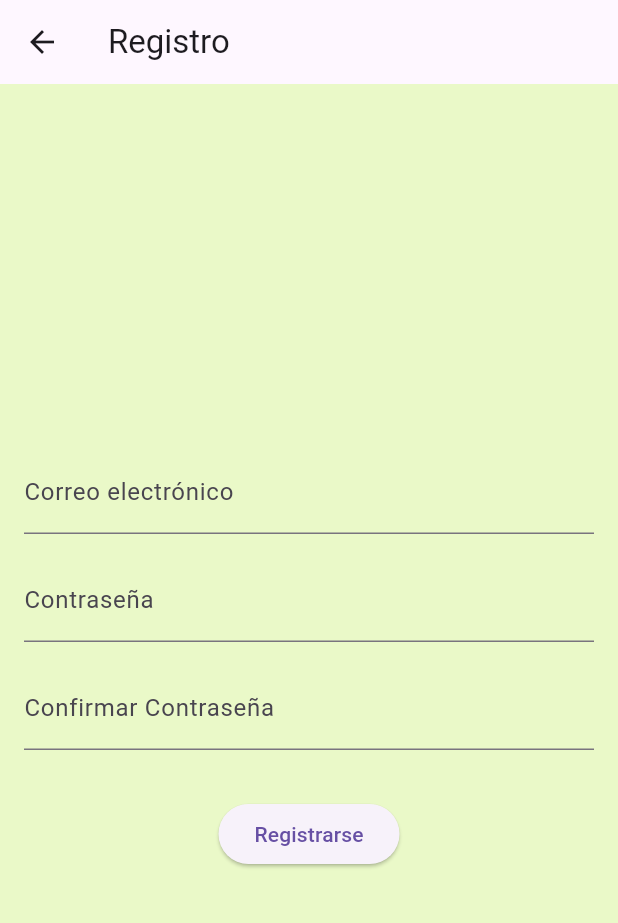
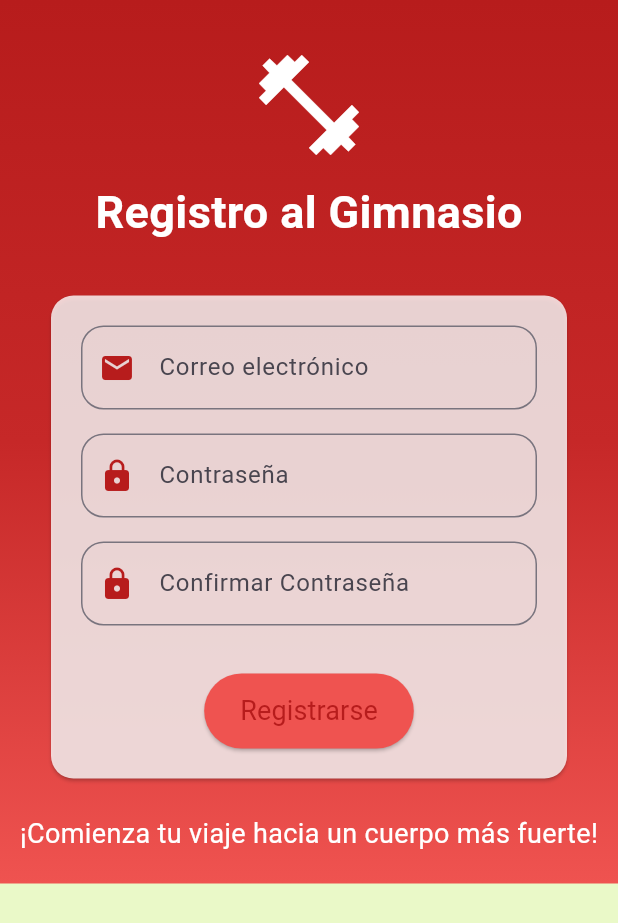
Before and after one commit to ripleyos/ProyectoGimnasio, a Flutter app: the RegistroPage screen opened by its route, on a phone screen of 412 x 824 dp. Shown: the top 923 px of the screen. Run offline on Flutter 3.47's test engine with Material 3 defaults, Android fonts, the phone set to English and light mode, and no system bars; our stand-ins replace flutter_secure_storage; accounts and stored records are empty; statements that could not run were skipped.

Commit message:
registro Estructurado

```diff
--- a/trabajologinflutter/lib/Pages/registro_page.dart
+++ b/trabajologinflutter/lib/Pages/registro_page.dart
@@ -1,7 +1,4 @@
-import 'dart:convert';
 import 'package:flutter/material.dart';
-import 'package:http/http.dart' as http;
-import 'package:firebase_auth/firebase_auth.dart';
 import 'package:trabajologinflutter/services/auth_service.dart';
 
 class RegistroPage extends StatefulWidget {
@@ -15,20 +12,35 @@ class _RegistroPageState extends State<RegistroPage> {
   final _confirmPasswordController = TextEditingController();
   final _authService = AuthService();
 
+  bool _isLoading = false;
+
   Future<void> _register() async {
+    setState(() {
+      _isLoading = true;
+    });
+
     String? errorMessage = await _authService.signup(
       _emailController.text,
       _passwordController.text,
     );
 
+    setState(() {
+      _isLoading = false;
+    });
+
     if (errorMessage == null) {
-      print('Usuario registrado con éxito');
+      // Navegar a la página de éxito o realizar otra acción
     } else {
+      _mostrarErrorDialog(errorMessage);
+    }
+  }
+
+  void _mostrarErrorDialog(String errorMessage) {
     showDialog(
       context: context,
       builder: (BuildContext context) {
         return AlertDialog(
-            title: Text('Error de registro'),
+          title: Text('Error en el registro'),
           content: Text(errorMessage),
           actions: <Widget>[
             TextButton(
@@ -42,44 +54,158 @@ class _RegistroPageState extends State<RegistroPage> {
       },
     );
   }
-  }
 
   @override
   Widget build(BuildContext context) {
     return Scaffold(
-      appBar: AppBar(
-        title: Text('Registro'),
+      extendBodyBehindAppBar: true, // Para evitar el hueco amarillo
+      body: SafeArea(
+        child: Container(
+          decoration: BoxDecoration(
+            gradient: LinearGradient(
+              begin: Alignment.topCenter,
+              end: Alignment.bottomCenter,
+              colors: [
+                Color(0xFFB71C1C), // Rojo oscuro
+                Color(0xFFC62828), // Rojo medio
+                Color(0xFFEF5350), // Rojo claro
+              ],
             ),
-      body: Padding(
-        padding: const EdgeInsets.all(16.0),
+          ),
+          child: SingleChildScrollView(
             child: Column(
-          mainAxisAlignment: MainAxisAlignment.center,
+              crossAxisAlignment: CrossAxisAlignment.center,
               children: [
-            TextFormField(
+                _buildHeader(),
+                _buildForm(),
+                _buildFooter(),
+              ],
+            ),
+          ),
+        ),
+      ),
+    );
+  }
+
+  Widget _buildHeader() {
+    return Padding(
+      padding: const EdgeInsets.symmetric(vertical: 30),
+      child: Column(
+        children: [
+          Icon(
+            Icons.fitness_center, // Icono de gimnasio
+            color: Colors.white,
+            size: 80,
+          ),
+          SizedBox(height: 10),
+          Text(
+            'Registro al Gimnasio',
+            style: TextStyle(
+              color: Colors.white,
+              fontSize: 30,
+              fontWeight: FontWeight.bold,
+            ),
+          ),
+        ],
+      ),
+    );
+  }
+
+  Widget _buildForm() {
+    return Padding(
+      padding: const EdgeInsets.symmetric(horizontal: 30),
+      child: Card(
+        shape: RoundedRectangleBorder(
+          borderRadius: BorderRadius.circular(15),
+        ),
+        color: Colors.white.withOpacity(0.8),
+        child: Padding(
+          padding: const EdgeInsets.all(20),
+          child: Column(
+            children: [
+              _buildInputField(
                 controller: _emailController,
-              decoration: InputDecoration(labelText: 'Correo electrónico'),
-              keyboardType: TextInputType.emailAddress,
+                labelText: 'Correo electrónico',
+                icon: Icons.email,
               ),
               SizedBox(height: 16),
-            TextFormField(
+              _buildInputField(
                 controller: _passwordController,
-              decoration: InputDecoration(labelText: 'Contraseña'),
-              obscureText: true,
+                labelText: 'Contraseña',
+                icon: Icons.lock,
+                isPassword: true,
               ),
               SizedBox(height: 16),
-            TextFormField(
+              _buildInputField(
                 controller: _confirmPasswordController,
-              decoration: InputDecoration(labelText: 'Confirmar Contraseña'),
-              obscureText: true,
+                labelText: 'Confirmar Contraseña',
+                icon: Icons.lock,
+                isPassword: true,
               ),
               SizedBox(height: 32),
-            ElevatedButton(
+              _isLoading
+                  ? CircularProgressIndicator(
+                valueColor: AlwaysStoppedAnimation<Color>(Color(0xFFC62828)), // Rojo medio
+              )
+                  : ElevatedButton(
                 onPressed: _register,
-              child: Text('Registrarse'),
+                child: Padding(
+                  padding: EdgeInsets.symmetric(vertical: 12),
+                  child: Text(
+                    'Registrarse',
+                    style: TextStyle(
+                      fontSize: 18,
+                      fontWeight: FontWeight.normal ,
+                      color: Color(0xFFB71C1C), // Rojo oscuro
+                    ),
+                  ),
+                ),
+                style: ElevatedButton.styleFrom(
+                  primary: Color(0xFFEF5350), // Rojo claro
+                  onPrimary: Color(0xFFB71C1C), // Rojo oscuro
+                  shape: RoundedRectangleBorder(
+                    borderRadius: BorderRadius.circular(30),
+                  ),
+                ),
               ),
             ],
           ),
         ),
+      ),
+    );
+  }
+
+  Widget _buildFooter() {
+    return Padding(
+      padding: const EdgeInsets.symmetric(vertical: 20),
+      child: Text(
+        '¡Comienza tu viaje hacia un cuerpo más fuerte!',
+        style: TextStyle(
+          fontSize: 18,
+          fontWeight: FontWeight.normal,
+          color: Colors.white,
+        ),
+      ),
+    );
+  }
+
+  Widget _buildInputField({
+    required TextEditingController controller,
+    required String labelText,
+    required IconData icon,
+    bool isPassword = false,
+  }) {
+    return TextFormField(
+      controller: controller,
+      decoration: InputDecoration(
+        labelText: labelText,
+        prefixIcon: Icon(icon, color: Color(0xFFB71C1C)), // Rojo oscuro
+        border: OutlineInputBorder(
+          borderRadius: BorderRadius.circular(15),
+        ),
+      ),
+      obscureText: isPassword,
+      keyboardType: TextInputType.emailAddress,
     );
   }
 }
--- a/trabajologinflutter/lib/main.dart
+++ b/trabajologinflutter/lib/main.dart
@@ -34,7 +34,7 @@ class MyApp extends StatelessWidget {
       title: 'Ejemplo Provider',
       initialRoute: 'login',
       routes: {
-        'login': ( _ ) => LoginPage(),
+        'login': ( _ ) => RegistroPage(),
         'home' : ( _ ) => RegistroPage(),
       },
       theme: ThemeData.light().copyWith(
```
Also changed, not shown: 1 other file. Lines whose indentation alone changed are shown as unchanged.
